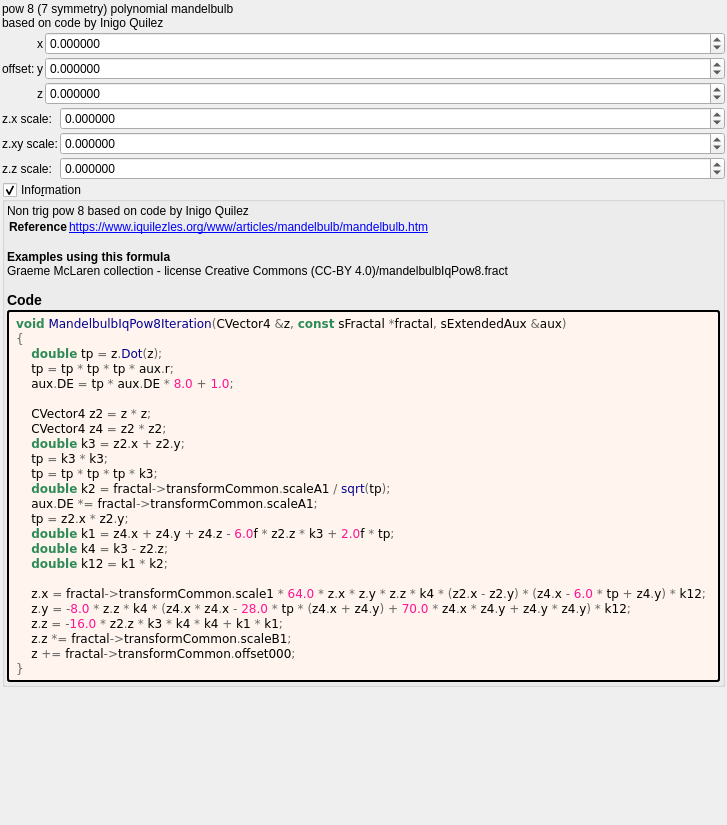
First picture: the form in mandelbulber2/formula/ui/mandelbulb_iq_pow8.ui, repository irinox-ctrl/mandelbulber2, before the edit.
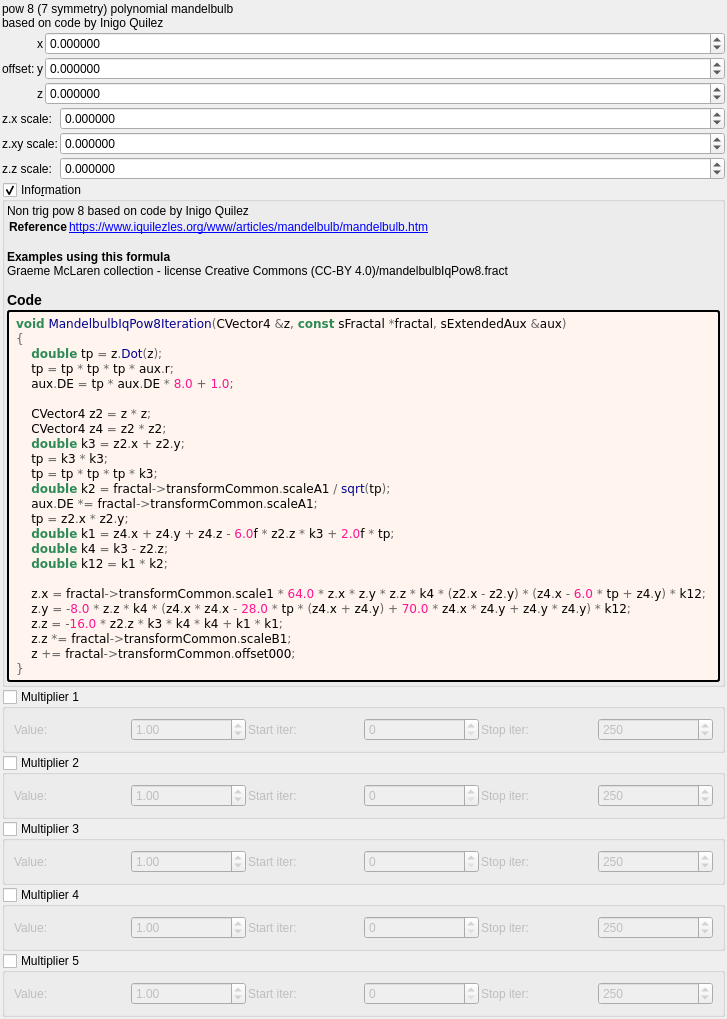
Second picture: the form after the edit. Custom widgets are drawn as their Qt base class.

Commit message:
feat: add 5 general-purpose multipliers to all 1007 fractal formulas
Each multiplier has:
- Checkbox (OFF by default)
- Value spinbox (default 1.0, range -100 to 100)
- Iteration start/stop range

Logic: z *= value; DE *= |value|;

Uses existing transformCommon parameters:
- Checkboxes: functionEnabledBx/By/Bz/Bw/CzFalse
- Values: scale4/5/6/8/16
- Ranges: startIterationsB-F/stopIterationsB-F

Modified 1007 .cpp (CPU), 1006 .cl (GPU), 1023 .ui files.
Both source (formula/) and deploy (deploy/share/) copies updated.

```diff
--- a/mandelbulber2/formula/ui/mandelbulb_iq_pow8.ui
+++ b/mandelbulber2/formula/ui/mandelbulb_iq_pow8.ui
@@ -363,6 +363,192 @@
      </layout>
     </widget>
    </item>
+   <item>
+    <widget class="MyGroupBox" name="groupCheck_transf_function_enabledBx_false">
+     <property name="title"><string>Multiplier 1</string></property>
+     <property name="checkable"><bool>true</bool></property>
+     <property name="checked"><bool>false</bool></property>
+     <layout class="QGridLayout" name="gridLayout_mult1">
+      <property name="spacing"><number>2</number></property>
+      <item row="0" column="0">
+       <widget class="QLabel"><property name="text"><string>Value:</string></property></widget>
+      </item>
+      <item row="0" column="1">
+       <widget class="MyDoubleSpinBox" name="spinbox_transf_scale_4">
+        <property name="minimum"><double>-100.0</double></property><property name="maximum"><double>100.0</double></property>
+        <property name="singleStep"><double>0.01</double></property><property name="value"><double>1.0</double></property>
+       </widget>
+      </item>
+      <item row="0" column="2">
+       <widget class="QLabel"><property name="text"><string>Start iter:</string></property></widget>
+      </item>
+      <item row="0" column="3">
+       <widget class="MySpinBox" name="spinboxInt_transf_start_iterations_B">
+        <property name="minimum"><number>0</number></property><property name="maximum"><number>10000</number></property>
+        <property name="value"><number>0</number></property>
+       </widget>
+      </item>
+      <item row="0" column="4">
+       <widget class="QLabel"><property name="text"><string>Stop iter:</string></property></widget>
+      </item>
+      <item row="0" column="5">
+       <widget class="MySpinBox" name="spinboxInt_transf_stop_iterations_B">
+        <property name="minimum"><number>0</number></property><property name="maximum"><number>10000</number></property>
+        <property name="value"><number>250</number></property>
+       </widget>
+      </item>
+     </layout>
+    </widget>
+   </item>
+   <item>
+    <widget class="MyGroupBox" name="groupCheck_transf_function_enabledBy_false">
+     <property name="title"><string>Multiplier 2</string></property>
+     <property name="checkable"><bool>true</bool></property>
+     <property name="checked"><bool>false</bool></property>
+     <layout class="QGridLayout" name="gridLayout_mult2">
+      <property name="spacing"><number>2</number></property>
+      <item row="0" column="0">
+       <widget class="QLabel"><property name="text"><string>Value:</string></property></widget>
+      </item>
+      <item row="0" column="1">
+       <widget class="MyDoubleSpinBox" name="spinbox_transf_scale_5">
+        <property name="minimum"><double>-100.0</double></property><property name="maximum"><double>100.0</double></property>
+        <property name="singleStep"><double>0.01</double></property><property name="value"><double>1.0</double></property>
+       </widget>
+      </item>
+      <item row="0" column="2">
+       <widget class="QLabel"><property name="text"><string>Start iter:</string></property></widget>
+      </item>
+      <item row="0" column="3">
+       <widget class="MySpinBox" name="spinboxInt_transf_start_iterations_C">
+        <property name="minimum"><number>0</number></property><property name="maximum"><number>10000</number></property>
+        <property name="value"><number>0</number></property>
+       </widget>
+      </item>
+      <item row="0" column="4">
+       <widget class="QLabel"><property name="text"><string>Stop iter:</string></property></widget>
+      </item>
+      <item row="0" column="5">
+       <widget class="MySpinBox" name="spinboxInt_transf_stop_iterations_C">
+        <property name="minimum"><number>0</number></property><property name="maximum"><number>10000</number></property>
+        <property name="value"><number>250</number></property>
+       </widget>
+      </item>
+     </layout>
+    </widget>
+   </item>
+   <item>
+    <widget class="MyGroupBox" name="groupCheck_transf_function_enabledBz_false">
+     <property name="title"><string>Multiplier 3</string></property>
+     <property name="checkable"><bool>true</bool></property>
+     <property name="checked"><bool>false</bool></property>
+     <layout class="QGridLayout" name="gridLayout_mult3">
+      <property name="spacing"><number>2</number></property>
+      <item row="0" column="0">
+       <widget class="QLabel"><property name="text"><string>Value:</string></property></widget>
+      </item>
+      <item row="0" column="1">
+       <widget class="MyDoubleSpinBox" name="spinbox_transf_scale_6">
+        <property name="minimum"><double>-100.0</double></property><property name="maximum"><double>100.0</double></property>
+        <property name="singleStep"><double>0.01</double></property><property name="value"><double>1.0</double></property>
+       </widget>
+      </item>
+      <item row="0" column="2">
+       <widget class="QLabel"><property name="text"><string>Start iter:</string></property></widget>
+      </item>
+      <item row="0" column="3">
+       <widget class="MySpinBox" name="spinboxInt_transf_start_iterations_D">
+        <property name="minimum"><number>0</number></property><property name="maximum"><number>10000</number></property>
+        <property name="value"><number>0</number></property>
+       </widget>
+      </item>
+      <item row="0" column="4">
+       <widget class="QLabel"><property name="text"><string>Stop iter:</string></property></widget>
+      </item>
+      <item row="0" column="5">
+       <widget class="MySpinBox" name="spinboxInt_transf_stop_iterations_D">
+        <property name="minimum"><number>0</number></property><property name="maximum"><number>10000</number></property>
+        <property name="value"><number>250</number></property>
+       </widget>
+      </item>
+     </layout>
+    </widget>
+   </item>
+   <item>
+    <widget class="MyGroupBox" name="groupCheck_transf_function_enabledBw_false">
+     <property name="title"><string>Multiplier 4</string></property>
+     <property name="checkable"><bool>true</bool></property>
+     <property name="checked"><bool>false</bool></property>
+     <layout class="QGridLayout" name="gridLayout_mult4">
+      <property name="spacing"><number>2</number></property>
+      <item row="0" column="0">
+       <widget class="QLabel"><property name="text"><string>Value:</string></property></widget>
+      </item>
+      <item row="0" column="1">
+       <widget class="MyDoubleSpinBox" name="spinbox_transf_scale_8">
+        <property name="minimum"><double>-100.0</double></property><property name="maximum"><double>100.0</double></property>
+        <property name="singleStep"><double>0.01</double></property><property name="value"><double>1.0</double></property>
+       </widget>
+      </item>
+      <item row="0" column="2">
+       <widget class="QLabel"><property name="text"><string>Start iter:</string></property></widget>
+      </item>
+      <item row="0" column="3">
+       <widget class="MySpinBox" name="spinboxInt_transf_start_iterations_E">
+        <property name="minimum"><number>0</number></property><property name="maximum"><number>10000</number></property>
+        <property name="value"><number>0</number></property>
+       </widget>
+      </item>
+      <item row="0" column="4">
+       <widget class="QLabel"><property name="text"><string>Stop iter:</string></property></widget>
+      </item>
+      <item row="0" column="5">
+       <widget class="MySpinBox" name="spinboxInt_transf_stop_iterations_E">
+        <property name="minimum"><number>0</number></property><property name="maximum"><number>10000</number></property>
+        <property name="value"><number>250</number></property>
+       </widget>
+      </item>
+     </layout>
+    </widget>
+   </item>
+   <item>
+    <widget class="MyGroupBox" name="groupCheck_transf_function_enabledCz_false">
+     <property name="title"><string>Multiplier 5</string></property>
+     <property name="checkable"><bool>true</bool></property>
+     <property name="checked"><bool>false</bool></property>
+     <layout class="QGridLayout" name="gridLayout_mult5">
+      <property name="spacing"><number>2</number></property>
+      <item row="0" column="0">
+       <widget class="QLabel"><property name="text"><string>Value:</string></property></widget>
+      </item>
+      <item row="0" column="1">
+       <widget class="MyDoubleSpinBox" name="spinbox_transf_scale_16">
+        <property name="minimum"><double>-100.0</double></property><property name="maximum"><double>100.0</double></property>
+        <property name="singleStep"><double>0.01</double></property><property name="value"><double>1.0</double></property>
+       </widget>
+      </item>
+      <item row="0" column="2">
+       <widget class="QLabel"><property name="text"><string>Start iter:</string></property></widget>
+      </item>
+      <item row="0" column="3">
+       <widget class="MySpinBox" name="spinboxInt_transf_start_iterations_F">
+        <property name="minimum"><number>0</number></property><property name="maximum"><number>10000</number></property>
+        <property name="value"><number>0</number></property>
+       </widget>
+      </item>
+      <item row="0" column="4">
+       <widget class="QLabel"><property name="text"><string>Stop iter:</string></property></widget>
+      </item>
+      <item row="0" column="5">
+       <widget class="MySpinBox" name="spinboxInt_transf_stop_iterations_F">
+        <property name="minimum"><number>0</number></property><property name="maximum"><number>10000</number></property>
+        <property name="value"><number>250</number></property>
+       </widget>
+      </item>
+     </layout>
+    </widget>
+   </item>
+
    <item>
     <spacer name="verticalSpacer">
      <property name="orientation">
@@ -390,6 +576,11 @@
    <extends>QDoubleSpinBox</extends>
    <header>my_double_spin_box.h</header>
   </customwidget>
+   <customwidget>
+   <class>MySpinBox</class>
+   <extends>QSpinBox</extends>
+   <header>my_spin_box.h</header>
+  </customwidget>
  </customwidgets>
  <tabstops>
   <tabstop>groupCheck_info</tabstop>
```
The commit also changes 3972 other files.
